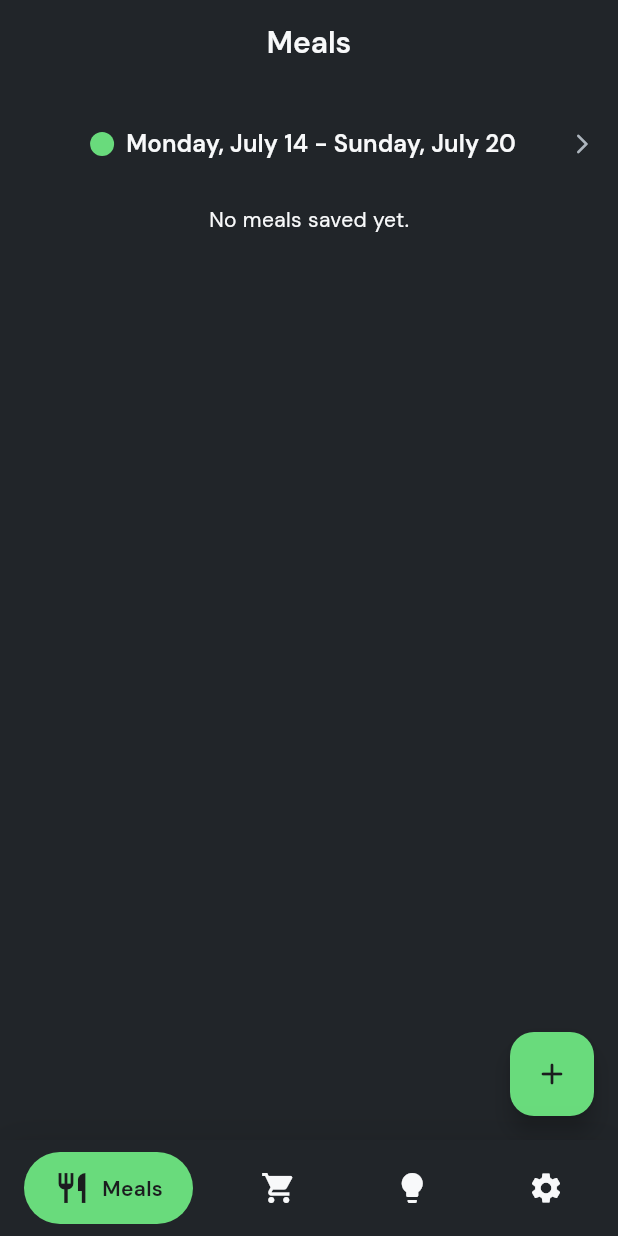
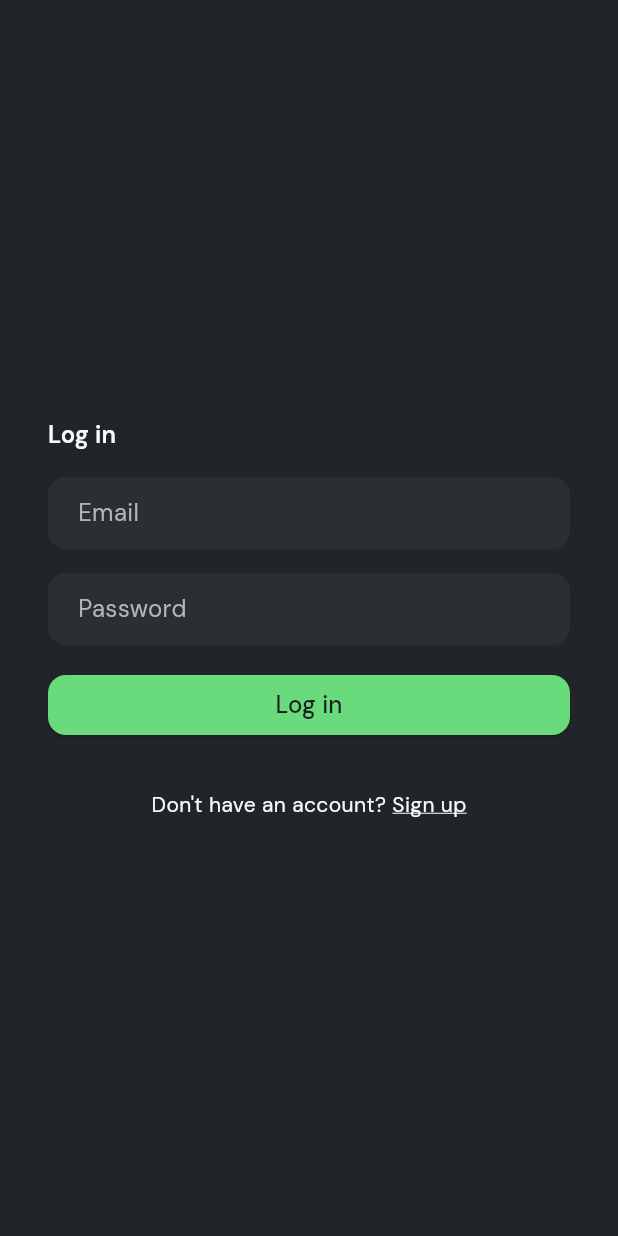
Before and after one commit to Kenz-code/meal_map, a Flutter app: the screen it shows after launch, on a phone screen of 412 x 824 dp. Run offline on Flutter 3.47's test engine with Material 3 defaults, Android fonts, the phone set to English and light mode, and no system bars; drawn by our look-alikes of google_nav_bar; our stand-ins replace firebase_auth, firebase_core, go_router, google_fonts, shared_preferences; accounts and stored records are empty.

Commit message:
added auth and collapsing day cards

```diff
--- /dev/null
+++ b/lib/core/services/firebase_auth_service.dart
@@ -0,0 +1,85 @@
+import 'package:firebase_auth/firebase_auth.dart';
+
+class AuthService {
+  final FirebaseAuth _auth = FirebaseAuth.instance;
+
+  /// Stream of auth state changes
+  Stream<User?> get authStateChanges => _auth.authStateChanges();
+
+  /// Get current user
+  User? get currentUser => _auth.currentUser;
+
+  /// Register with email and password
+  Future<String?> register(String email, String password) async {
+    try {
+      await _auth.createUserWithEmailAndPassword(
+        email: email.trim(),
+        password: password.trim(),
+      );
+      return null; // Success
+    } on FirebaseAuthException catch (e) {
+      return e.message;
+    } catch (e) {
+      return 'An unknown error occurred during registration.';
+    }
+  }
+
+  /// Sign in with email and password
+  Future<String?> login(String email, String password) async {
+    try {
+      await _auth.signInWithEmailAndPassword(
+        email: email.trim(),
+        password: password.trim(),
+      );
+      return null; // Success
+    } on FirebaseAuthException catch (e) {
+      return e.message;
+    } catch (e) {
+      return 'An unknown error occurred during login.';
+    }
+  }
+
+  /// Sign out
+  Future<String?> signOut() async {
+    try {
+      await _auth.signOut();
+      return null;
+    } catch (e) {
+      return 'Sign out failed: ${e.toString()}';
+    }
+  }
+
+  /// Delete user
+  Future<String?> deleteUser() async {
+    try {
+      final user = _auth.currentUser;
+      if (user != null) {
+        await user.delete();
+        return null;
+      } else {
+        return 'No user is currently signed in.';
+      }
+    } on FirebaseAuthException catch (e) {
+      return e.message;
+    } catch (e) {
+      return 'An unknown error occurred during account deletion.';
+    }
+  }
+
+  /// Send password reset email
+  Future<String?> sendPasswordResetEmail(String email) async {
+    try {
+      await _auth.sendPasswordResetEmail(email: email.trim());
+      return null;
+    } on FirebaseAuthException catch (e) {
+      return e.message;
+    } catch (e) {
+      return 'An unknown error occurred while sending the reset email.';
+    }
+  }
+
+  /// Check if a user is logged in
+  bool isLoggedIn() {
+    return _auth.currentUser != null;
+  }
+}
--- a/lib/core/widgets/scaffold_with_nav_bar.dart
+++ b/lib/core/widgets/scaffold_with_nav_bar.dart
@@ -17,11 +17,15 @@ class ScaffoldWithNavBar extends StatelessWidget {
       body: navigationShell,
       bottomNavigationBar: Container(
         decoration: BoxDecoration(
-          color: Theme.of(context).colorScheme.surface,
+          color: Theme.of(context).brightness == Brightness.light
+              ? Theme.of(context).colorScheme.surface
+              : Theme.of(context).colorScheme.surfaceContainerLow,
           boxShadow: [
             BoxShadow(
               blurRadius: 20,
-              color: Colors.black.withOpacity(.1),
+              color: Theme.of(context).brightness == Brightness.light
+                  ? Colors.black.withOpacity(.1)
+                  : Colors.transparent,
             )
           ],
         ),
@@ -40,7 +44,7 @@ class ScaffoldWithNavBar extends StatelessWidget {
               duration: Duration(milliseconds: 400),
               tabBackgroundColor: Theme.of(context).colorScheme.primary,
               color: Theme.of(context).colorScheme.onSurface,
-              backgroundColor: Theme.of(context).colorScheme.surface,
+              backgroundColor: Colors.transparent,
               tabs: [
                 GButton(
                   icon: Icons.restaurant,
--- /dev/null
+++ b/lib/features/auth/screens/login_page.dart
@@ -0,0 +1,113 @@
+import 'package:flutter/material.dart';
+import 'package:go_router/go_router.dart';
+import 'package:meal_map/core/services/firebase_auth_service.dart';
+
+class LoginPage extends StatelessWidget {
+  final _formKey = GlobalKey<FormState>();
+
+  String? _email;
+  String? _password;
+
+  LoginPage({super.key});
+
+  Future<void> _onLoginPressed(context) async {
+    if (_formKey.currentState!.validate()) {
+      String? result = await AuthService().login(_email!, _password!);
+      if (result != null) {
+        ScaffoldMessenger.of(context).showSnackBar(SnackBar(
+          content: Text(
+            result,
+            style: Theme.of(context)
+                .textTheme
+                .bodyMedium!
+                .copyWith(color: Theme.of(context).colorScheme.onError),
+          ),
+          backgroundColor: Theme.of(context).colorScheme.error,
+        ));
+      } else {
+        GoRouter.of(context).go("/meals");
+      }
+    }
+  }
+
+  @override
+  Widget build(BuildContext context) {
+    return Scaffold(
+      body: Center(
+        child: Padding(
+          padding: const EdgeInsets.symmetric(horizontal: 32),
+          child: Form(
+            key: _formKey,
+            child: Column(
+              mainAxisSize: MainAxisSize.min,
+              crossAxisAlignment: CrossAxisAlignment.start,
+              children: [
+                Text(
+                  "Log in",
+                  style: Theme.of(context).textTheme.titleMedium,
+                ),
+                SizedBox(
+                  height: 16,
+                ),
+                TextFormField(
+                  decoration: const InputDecoration(
+                    hintText: 'Email',
+                  ),
+                  validator: (value) => value == null || value.isEmpty
+                      ? 'Please enter your email'
+                      : null,
+                  onChanged: (value) => _email = value,
+                ),
+                SizedBox(
+                  height: 16,
+                ),
+                TextFormField(
+                  decoration: const InputDecoration(
+                    hintText: 'Password',
+                  ),
+                  validator: (value) => value == null || value.isEmpty
+                      ? 'Please enter a password'
+                      : null,
+                  onChanged: (value) => _password = value,
+                ),
+                SizedBox(
+                  height: 16,
+                ),
+                SizedBox(
+                  width: double.infinity,
+                  child: ElevatedButton(
+                      onPressed: () => _onLoginPressed(context),
+                      child: Text("Log in")),
+                ),
+                SizedBox(
+                  height: 32,
+                ),
+                Row(
+                  mainAxisAlignment: MainAxisAlignment.center,
+                  children: [
+                    Text("Don't have an account?"),
+                    SizedBox(
+                      width: 4,
+                    ),
+                    GestureDetector(
+                      onTap: () {
+                        context.go('/auth/signup');
+                      },
+                      child: Text(
+                        "Sign up",
+                        style: Theme.of(context)
+                            .textTheme
+                            .bodyMedium!
+                            .copyWith(decoration: TextDecoration.underline),
+                      ),
+                    )
+                  ],
+                )
+              ],
+            ),
+          ),
+        ),
+      ),
+    );
+  }
+}
--- a/lib/main.dart
+++ b/lib/main.dart
@@ -4,9 +4,15 @@ import 'app/app.dart';
 import 'package:provider/provider.dart';
 import 'app/app_provider.dart';
 import 'core/services/shared_prefs_service.dart';
+import 'package:firebase_core/firebase_core.dart';
+import 'firebase_options.dart';
 
 void main() async {
   WidgetsFlutterBinding.ensureInitialized();
+
+  await Firebase.initializeApp(
+    options: DefaultFirebaseOptions.currentPlatform,
+  );
 
   await SharedPrefsService.init();
 
--- a/lib/routes/app_router.dart
+++ b/lib/routes/app_router.dart
@@ -3,6 +3,8 @@ import 'package:go_router/go_router.dart';
 import 'package:meal_map/app/app.dart';
 import 'package:meal_map/app/app_provider.dart';
 import 'package:meal_map/core/widgets/scaffold_with_nav_bar.dart';
+import 'package:meal_map/features/auth/screens/login_page.dart';
+import 'package:meal_map/features/auth/screens/signup_page.dart';
 import 'package:meal_map/features/grocery/screens/add_grocery_page.dart';
 import 'package:meal_map/features/grocery/screens/grocery_page.dart';
 import 'package:meal_map/features/home/screens/create_meal_page.dart';
@@ -64,11 +66,11 @@ GoRouter createRouter(AppStateNotifier appStateNotifier) {
       ),
       GoRoute(
         path: '/auth/login',
-        builder: (context, state) => MyHomePage(title: "awesome"),
+        builder: (context, state) => LoginPage(),
       ),
       GoRoute(
         path: '/auth/signup',
-        builder: (context, state) => MyHomePage(title: "awesome"),
+        builder: (context, state) => SignupPage(),
       ),
       StatefulShellRoute.indexedStack(
         // builder: (context, state, shell) => ScaffoldWithNavBar(navigationShell: shell),
--- a/pubspec.yaml
+++ b/pubspec.yaml
@@ -40,6 +40,8 @@ dependencies:
   intl: ^0.20.2
   google_nav_bar: ^5.0.7
   shared_preferences: ^2.5.3
+  firebase_core: ^3.15.1
+  firebase_auth: ^5.6.2
 
 dev_dependencies:
   flutter_test:
--- /dev/null
+++ b/todo.txt
@@ -0,0 +1 @@
+-create dropdown effect for each day in the meals page
```
Also changed, not shown: lib/app/app_provider.dart (+3 -5 lines), lib/features/auth/screens/signup_page.dart (added, +113 -0 lines), lib/features/home/models/meal_plan_ui.dart (+13 -0 lines), lib/features/home/widgets/day_card.dart (+118 -33 lines), firebase.json (added), lib/firebase_options.dart (added), pubspec.lock, 3 other files.
